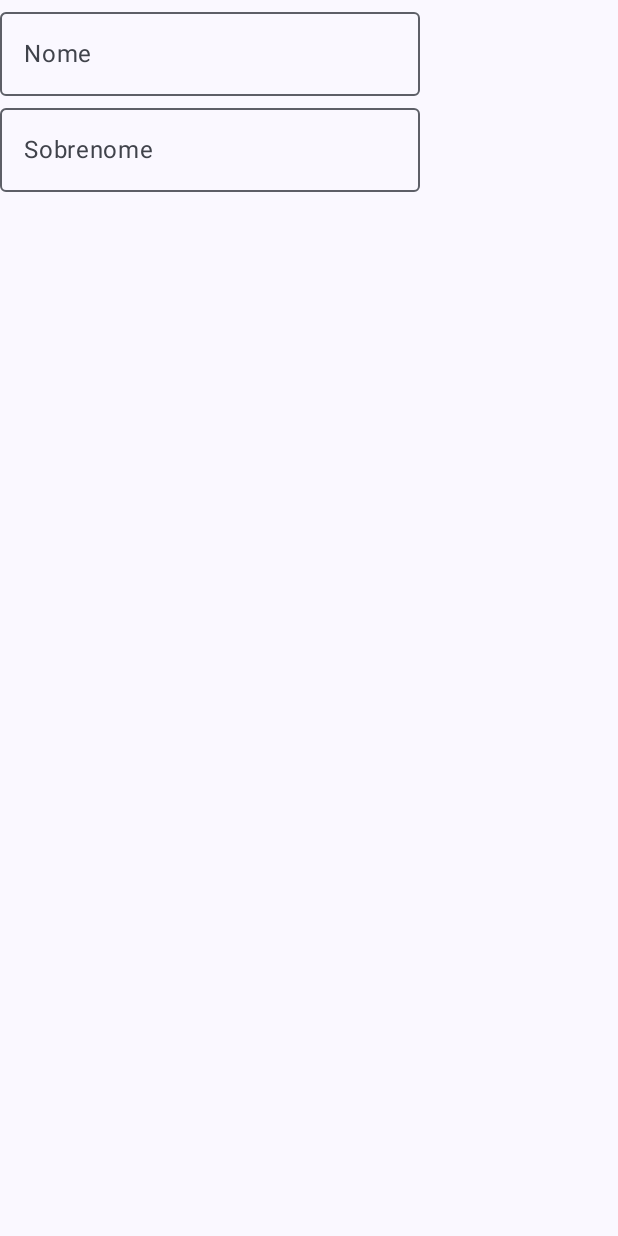
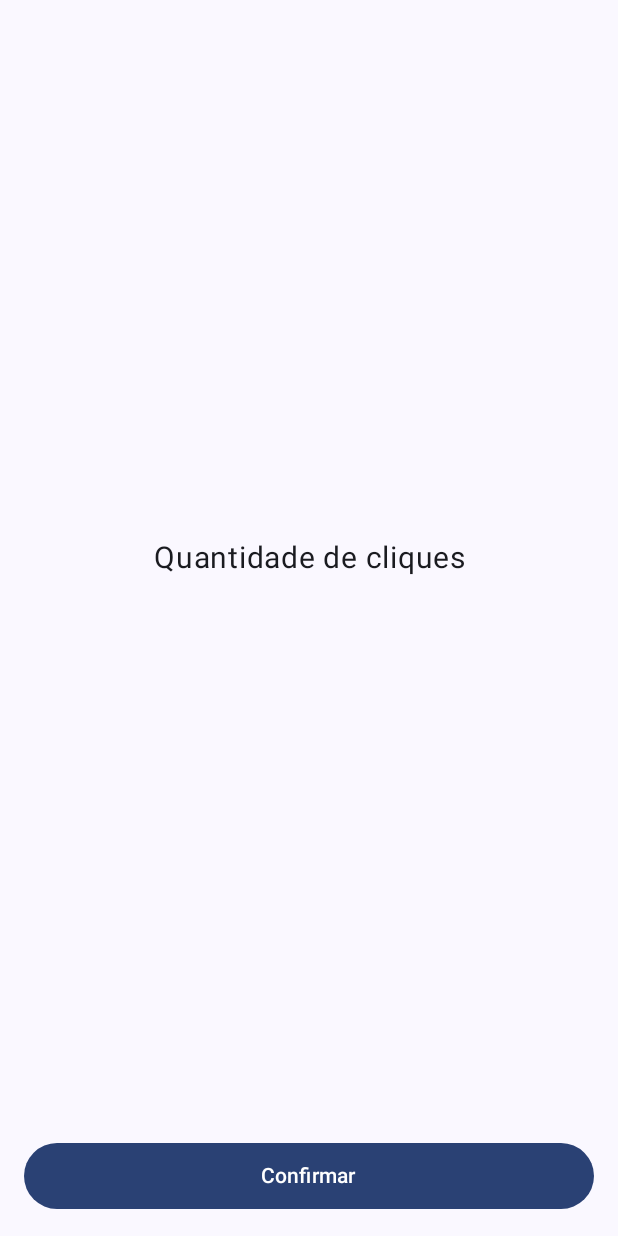
Before and after one commit to Guilherme26BC/FundamentosJetpackComposer, an Android app built with Jetpack Compose: the screen it shows after launch (MainActivity), on a phone screen of 412 x 824 dp. Run offline under Robolectric (Android 15) with nearby library versions, the phone set to English and light mode, and no system bars; Roboto replaces fonts that are not available here.

Commit message:
criacao de botao

```diff
--- a/app/src/main/java/guilherme26bc/com/github/MainActivity.kt
+++ b/app/src/main/java/guilherme26bc/com/github/MainActivity.kt
@@ -33,6 +33,7 @@ import androidx.compose.ui.graphics.Color
 import androidx.compose.ui.res.painterResource
 import androidx.compose.ui.tooling.preview.Preview
 import androidx.compose.ui.unit.dp
+import guilherme26bc.com.github.componentes.InitialScreen
 import guilherme26bc.com.github.componentes.SimpleOutlineTextField
 import guilherme26bc.com.github.componentes.SimpleText
 import guilherme26bc.com.github.componentes.SimpleTextField
@@ -47,7 +48,8 @@ class MainActivity : ComponentActivity() {
                 Scaffold(modifier = Modifier.fillMaxSize()) { innerPadding ->
 //                   CardMensagem(Modifier.padding(innerPadding))
 //                    SimpleTextField(modifier = Modifier.padding(innerPadding))
-                    SimpleOutlineTextField(modifier = Modifier.padding(innerPadding))
+//                    SimpleOutlineTextField(modifier = Modifier.padding(innerPadding))
+                    InitialScreen(Modifier.padding(innerPadding))
                 }
             }
         }
--- /dev/null
+++ b/app/src/main/java/guilherme26bc/com/github/componentes/Button.kt
@@ -0,0 +1,48 @@
+package guilherme26bc.com.github.componentes
+
+import androidx.compose.foundation.layout.Arrangement
+import androidx.compose.foundation.layout.Column
+import androidx.compose.foundation.layout.fillMaxSize
+import androidx.compose.foundation.layout.fillMaxWidth
+import androidx.compose.foundation.layout.padding
+import androidx.compose.material3.Button
+import androidx.compose.material3.Text
+import androidx.compose.runtime.Composable
+import androidx.compose.ui.Alignment
+import androidx.compose.ui.Modifier
+import androidx.compose.ui.text.style.TextAlign
+import androidx.compose.ui.tooling.preview.Preview
+import androidx.compose.ui.unit.dp
+import androidx.compose.ui.unit.sp
+
+@Preview
+@Composable
+fun SimpleButton() {
+    Button(
+        onClick = { /*TODO*/ }, modifier = Modifier
+            .fillMaxWidth()
+            .padding(16.dp)
+    ) {
+        Text(text = "Confirmar", modifier = Modifier.padding(4.dp))
+    }
+}
+@Preview
+@Composable
+fun InitialScreen(modifier: Modifier = Modifier) {
+    Column(modifier = modifier.fillMaxSize()) {
+        // Content
+        Column(
+            modifier = Modifier.weight(1f),
+            horizontalAlignment = Alignment.CenterHorizontally,
+            verticalArrangement = Arrangement.Center
+        ) {
+            Text(
+                text = "Quantidade de cliques",
+                fontSize = 20.sp,
+                modifier = Modifier.fillMaxWidth(),
+                textAlign = TextAlign.Center
+            )
+        }
+        SimpleButton()
+    }
+}
```
